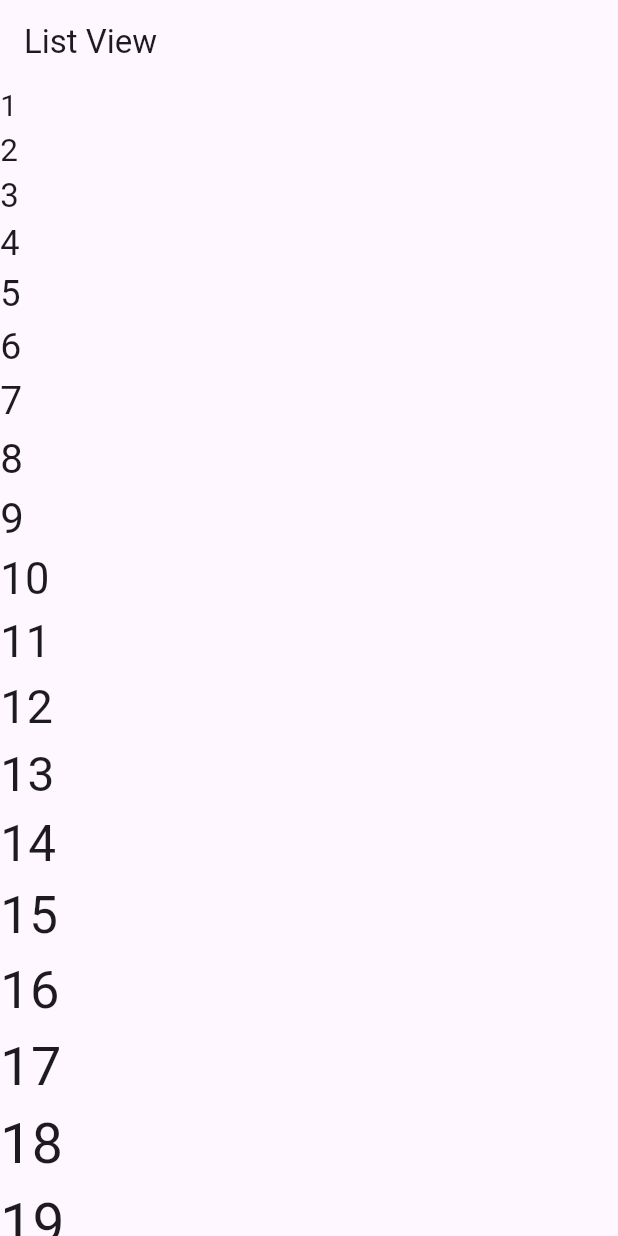
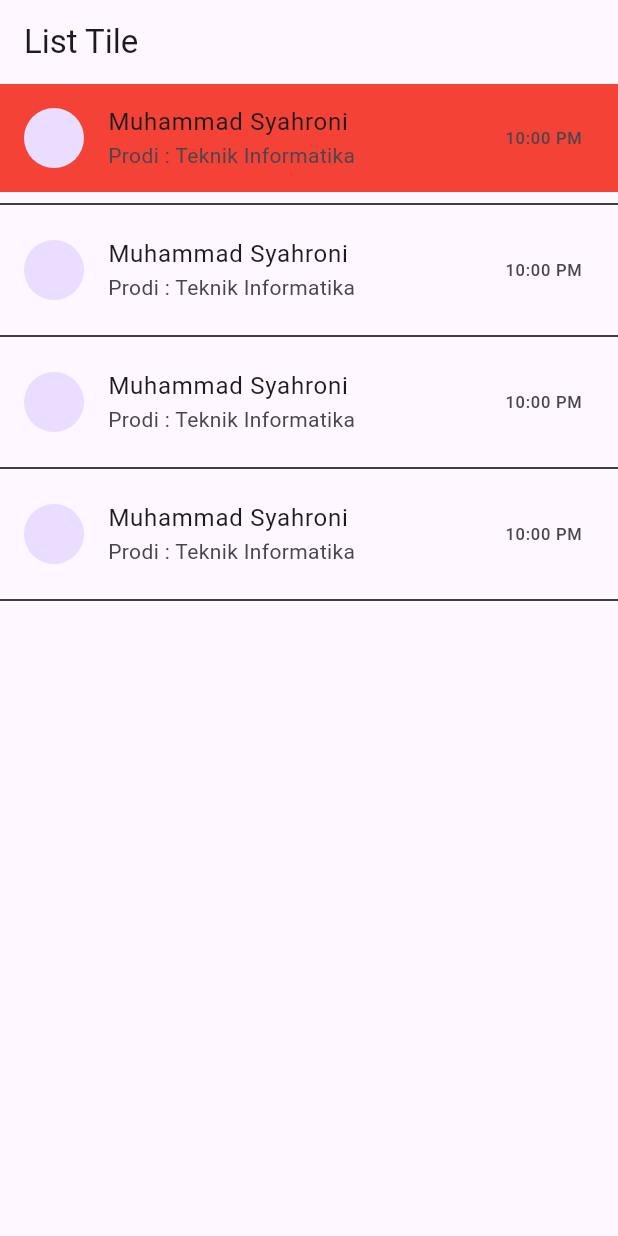
Before and after one commit to Syahroni12/belajar-flutter-dasar, a Flutter app: the screen it shows after launch, on a phone screen of 412 x 824 dp. Run offline on Flutter 3.47's test engine with Material 3 defaults, Android fonts, the phone set to English and light mode, and no system bars.

Commit message:
materi list tile

```diff
--- a/lib/main.dart
+++ b/lib/main.dart
@@ -1,32 +1,57 @@
 import 'package:flutter/material.dart';
 
-main() {
+void main() {
   runApp(Myapp());
 }
 
 class Myapp extends StatelessWidget {
-  final List<Color> berna = [
-    Colors.red,
-    Colors.yellow,
-    Colors.green,
-    Colors.blue,
-    Colors.orange
-  ];
-  List<Widget> lisku = List.generate(
-      100,
-      (index) => Text(
-            "${index + 1}",
-            style: TextStyle(fontSize: 20 + double.parse(index.toString())),
-          ));
   @override
   Widget build(BuildContext context) {
     return MaterialApp(
       home: Scaffold(
         appBar: AppBar(
-          title: Text("List View"),
+          title: Text("List Tile"),
         ),
         body: ListView(
-          children: lisku,
+          children: [
+            ListTile(
+              title: Text("Muhammad Syahroni"),
+              subtitle: Text("Prodi : Teknik Informatika"),
+              leading: CircleAvatar(),
+              trailing: Text("10:00 PM"),
+              tileColor: Colors.red,
+            ),
+            Divider(
+              color: Colors.black,
+            ),
+            ListTile(
+              title: Text("Muhammad Syahroni"),
+              subtitle: Text("Prodi : Teknik Informatika"),
+              leading: CircleAvatar(),
+              trailing: Text("10:00 PM"),
+            ),
+            Divider(
+              color: Colors.black,
+            ),
+            ListTile(
+              title: Text("Muhammad Syahroni"),
+              subtitle: Text("Prodi : Teknik Informatika"),
+              leading: CircleAvatar(),
+              trailing: Text("10:00 PM"),
+            ),
+            Divider(
+              color: Colors.black,
+            ),
+            ListTile(
+              title: Text("Muhammad Syahroni"),
+              subtitle: Text("Prodi : Teknik Informatika"),
+              leading: CircleAvatar(),
+              trailing: Text("10:00 PM"),
+            ),
+            Divider(
+              color: Colors.black,
+            ),
+          ],
         ),
       ),
     );
```
